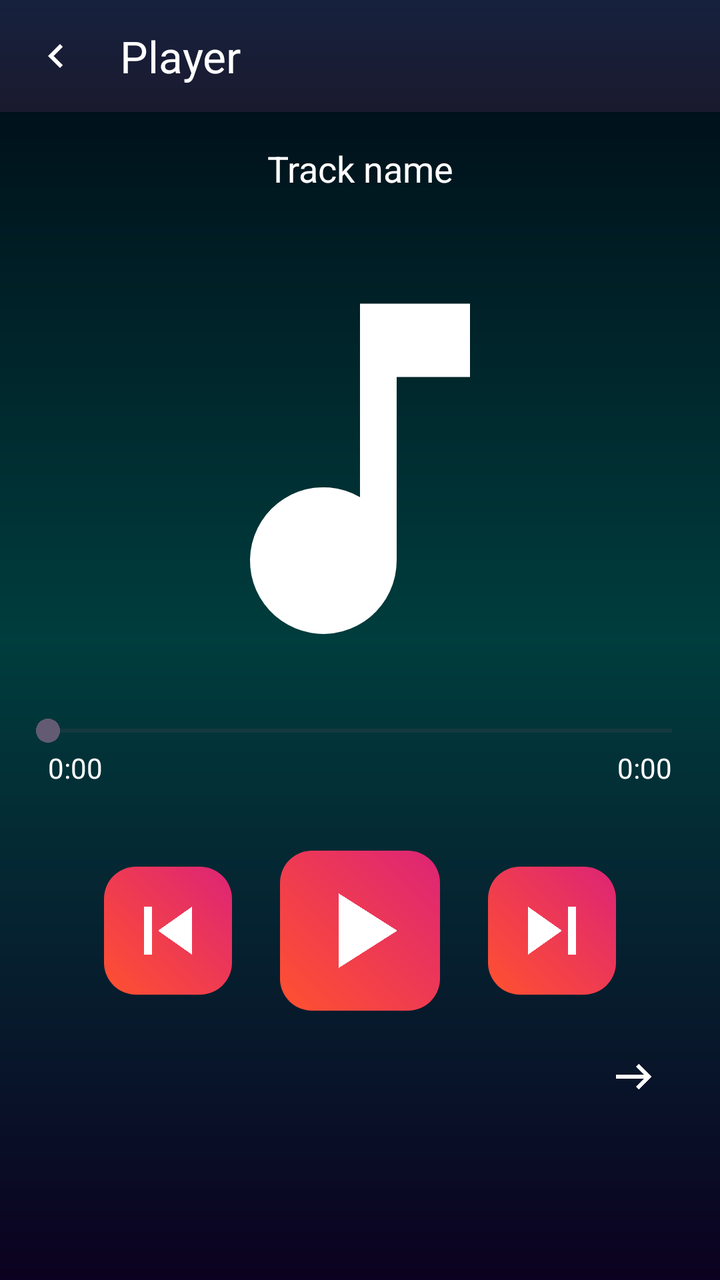
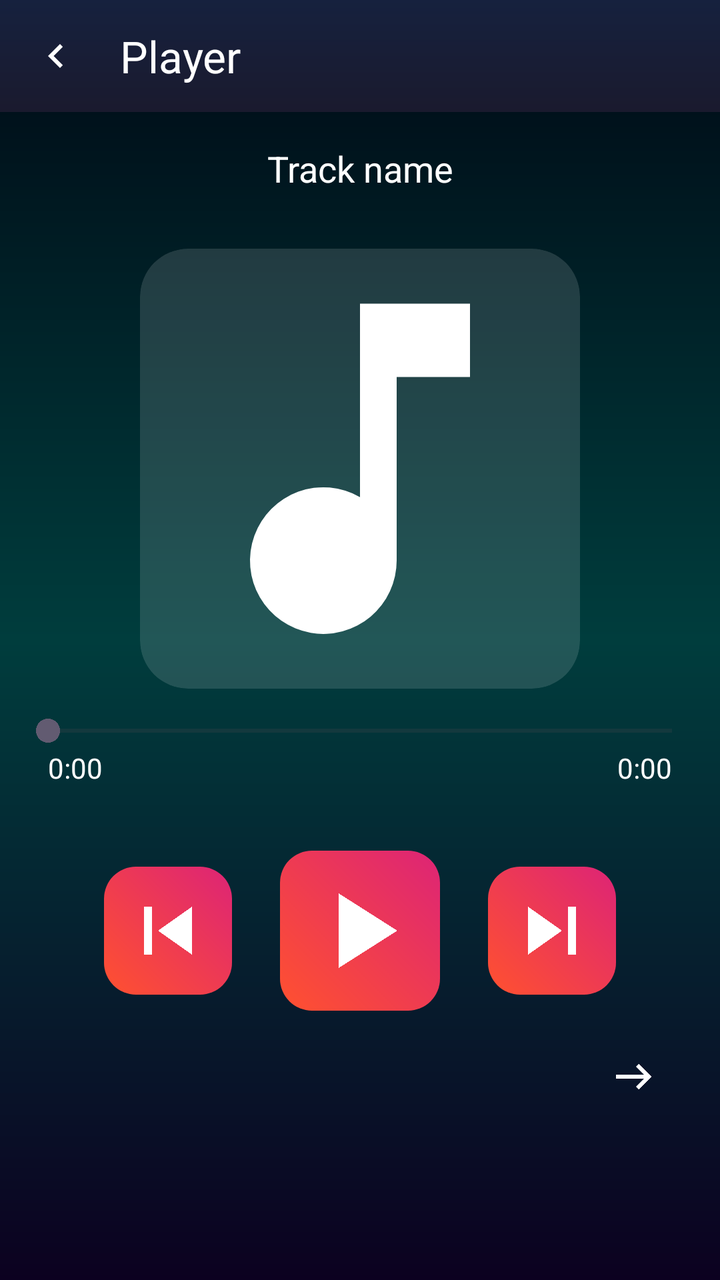

Screens rendered from an Android XML layout before and after an edit, with the pre-edit source and the edit as a unified diff.
<!-- AndroidManifest.xml: application theme Theme.Muzzio -->
<!-- res/layout/fragment_player.xml -->
<?xml version="1.0" encoding="utf-8"?>
<LinearLayout xmlns:android="http://schemas.android.com/apk/res/android"
    xmlns:app="http://schemas.android.com/apk/res-auto"
    android:orientation="vertical"
    android:layout_width="match_parent"
    android:layout_height="match_parent"
    android:background="@drawable/bg_player_gradient">

    <androidx.appcompat.widget.Toolbar
        android:id="@+id/toolbar"
        android:layout_width="match_parent"
        android:layout_height="56dp"
        android:background="@drawable/bg_gradient_toolbar"
        app:navigationIcon="@drawable/ic_back"
        app:title="Player"
        app:titleTextColor="@android:color/white" />

    <TextView
        android:id="@+id/tvTitle"
        android:layout_width="match_parent"
        android:layout_height="wrap_content"
        android:text="Track name"
        android:textColor="@android:color/white"
        android:textSize="18sp"
        android:gravity="center"
        android:padding="16dp" />

    <ImageView
        android:id="@+id/ivCoverBig"
        android:layout_width="220dp"
        android:layout_height="220dp"
        android:layout_gravity="center_horizontal"
        android:layout_marginTop="12dp"
        android:layout_marginBottom="12dp"
        android:scaleType="centerCrop"
        android:src="@drawable/ic_music_note" />

    <SeekBar
        android:id="@+id/seekBar"
        android:layout_width="match_parent"
        android:layout_height="wrap_content"
        android:paddingStart="24dp"
        android:paddingEnd="24dp" />

    <LinearLayout
        android:layout_width="match_parent"
        android:layout_height="wrap_content"
        android:orientation="horizontal"
        android:paddingStart="24dp"
        android:paddingEnd="24dp"
        android:weightSum="1">

        <TextView
            android:id="@+id/tvCurrentTime"
            android:layout_width="0dp"
            android:layout_height="wrap_content"
            android:layout_weight="1"
            android:text="0:00"
            android:textColor="@android:color/white"
            android:textSize="14sp" />

        <TextView
            android:id="@+id/tvTotalTime"
            android:layout_width="wrap_content"
            android:layout_height="wrap_content"
            android:text="0:00"
            android:textColor="@android:color/white"
            android:textSize="14sp" />

    </LinearLayout>

    
    <LinearLayout
        android:layout_width="match_parent"
        android:layout_height="wrap_content"
        android:gravity="center"
        android:paddingTop="32dp"
        android:orientation="horizontal">

        <ImageButton
            android:id="@+id/btnPrev"
            android:layout_width="64dp"
            android:layout_height="64dp"
            android:background="@drawable/bg_button_gradient"
            android:src="@drawable/ic_prev"
            android:tint="@android:color/white" />

        <ImageButton
            android:id="@+id/btnPlayPause"
            android:layout_width="80dp"
            android:layout_height="80dp"
            android:layout_marginStart="24dp"
            android:layout_marginEnd="24dp"
            android:background="@drawable/bg_button_gradient"
            android:src="@drawable/ic_play"
            android:tint="@android:color/white" />

        <ImageButton
            android:id="@+id/btnNext"
            android:layout_width="64dp"
            android:layout_height="64dp"
            android:background="@drawable/bg_button_gradient"
            android:src="@drawable/ic_next"
            android:tint="@android:color/white" />

    </LinearLayout>

    
    <LinearLayout
        android:layout_width="match_parent"
        android:layout_height="wrap_content"
        android:paddingTop="12dp"
        android:paddingEnd="24dp"
        android:gravity="end">

        <ImageButton
            android:id="@+id/btnRepeat"
            android:layout_width="40dp"
            android:layout_height="40dp"
            android:background="@android:color/transparent"
            android:src="@drawable/ic_repeat_off"
            android:tint="@android:color/white" />

    </LinearLayout>

</LinearLayout>
<!-- resources referenced by this layout -->
<resources>
  <!-- drawable bg_button_gradient (drawable) -->
  <?xml version="1.0" encoding="utf-8"?>
  <shape xmlns:android="http://schemas.android.com/apk/res/android"
      android:shape="rectangle">
  
      <gradient
          android:startColor="#FF512F"
          android:endColor="#DD2476"
          android:angle="45" />
  
      <corners android:radius="16dp" />
  </shape>
  <!-- drawable bg_gradient_toolbar (drawable) -->
  <?xml version="1.0" encoding="utf-8"?>
  <shape xmlns:android="http://schemas.android.com/apk/res/android">
      <gradient
          android:startColor="#1A1A2E"
          android:endColor="#16213E"
          android:angle="90" />
  </shape>
  <!-- drawable bg_player_gradient (drawable) -->
  <?xml version="1.0" encoding="utf-8"?>
  <shape xmlns:android="http://schemas.android.com/apk/res/android">
      <gradient
          android:type="linear"
          android:angle="270"
          android:startColor="#000814"
          android:centerColor="#003d3d"
          android:endColor="#0C0120" />
  </shape>
  <!-- drawable ic_back (drawable) -->
  <vector xmlns:android="http://schemas.android.com/apk/res/android"
      android:width="24dp"
      android:height="24dp"
      android:viewportWidth="24"
      android:viewportHeight="24">
      <path
          android:fillColor="#FFFFFF"
          android:pathData="M15.41,7.41L14,6l-6,6 6,6 1.41,-1.41L10.83,12z"/>
  </vector>
  <!-- drawable ic_music_note (drawable) -->
  <vector xmlns:android="http://schemas.android.com/apk/res/android"
      android:width="24dp"
      android:height="24dp"
      android:viewportWidth="24"
      android:viewportHeight="24">
      <path
          android:fillColor="#FFFFFF"
          android:pathData="M12 3v10.55A4 4 0 1 0 14 17V7h4V3h-6z"/>
  </vector>
  <!-- drawable ic_next (drawable) -->
  <vector xmlns:android="http://schemas.android.com/apk/res/android"
      android:width="48dp"
      android:height="48dp"
      android:viewportWidth="24"
      android:viewportHeight="24">
      <path
          android:fillColor="#FFFFFF"
          android:pathData="M16,6h2v12h-2V6zM6,6l8.5,6L6,18V6z"/>
  </vector>
  <!-- drawable ic_play (drawable) -->
  <vector xmlns:android="http://schemas.android.com/apk/res/android"
      android:width="64dp"
      android:height="64dp"
      android:viewportWidth="24"
      android:viewportHeight="24">
      <path
          android:fillColor="#FFFFFF"
          android:pathData="M8,5v14l11,-7z"/>
  </vector>
  <!-- drawable ic_prev (drawable) -->
  <vector xmlns:android="http://schemas.android.com/apk/res/android"
      android:width="48dp"
      android:height="48dp"
      android:viewportWidth="24"
      android:viewportHeight="24">
      <path
          android:fillColor="#FFFFFF"
          android:pathData="M6,6h2v12H6V6zm3.5,6l8.5,6V6l-8.5,6z"/>
  </vector>
  <!-- drawable ic_repeat_off (drawable) -->
  <vector xmlns:android="http://schemas.android.com/apk/res/android"
      android:width="24dp"
      android:height="24dp"
      android:viewportWidth="24"
      android:viewportHeight="24">
  
      
      <path
          android:fillColor="#FFFFFF"
          android:pathData="M4,12h14l-4,-4l1.4,-1.4l6.4,6.4l-6.4,6.4L14,18l4,-4H4z"/>
  </vector>
  <style name="Theme.Muzzio" parent="Theme.Material3.DayNight.NoActionBar">
  
          
          <item name="android:statusBarColor">@color/dark_blue</item>
  
          
          <item name="android:navigationBarColor">@color/dark_blue</item>
  
          
          <item name="android:windowLightStatusBar">false</item>
  
      </style>
  <color name="dark_blue">#0A0F2A</color>
</resources>

<!-- the commit's change to res/layout/fragment_player.xml (unified diff, before → after) -->
@@ -33,6 +33,8 @@
         android:layout_marginTop="12dp"
         android:layout_marginBottom="12dp"
         android:scaleType="centerCrop"
+        android:background="@drawable/bg_cover_rounded"
+        android:clipToOutline="true"
         android:src="@drawable/ic_music_note" />
 
     <SeekBar
<!-- resource entries referenced after the edit -->
@@ -11,6 +11,13 @@
           android:angle="45" />
   
       <corners android:radius="16dp" />
+  </shape>
+  <!-- drawable bg_cover_rounded (drawable) -->
+  <?xml version="1.0" encoding="utf-8"?>
+  <shape xmlns:android="http://schemas.android.com/apk/res/android"
+      android:shape="rectangle">
+      <solid android:color="#22FFFFFF"/>
+      <corners android:radius="24dp"/>
   </shape>
   <!-- drawable bg_gradient_toolbar (drawable) -->
   <?xml version="1.0" encoding="utf-8"?>
